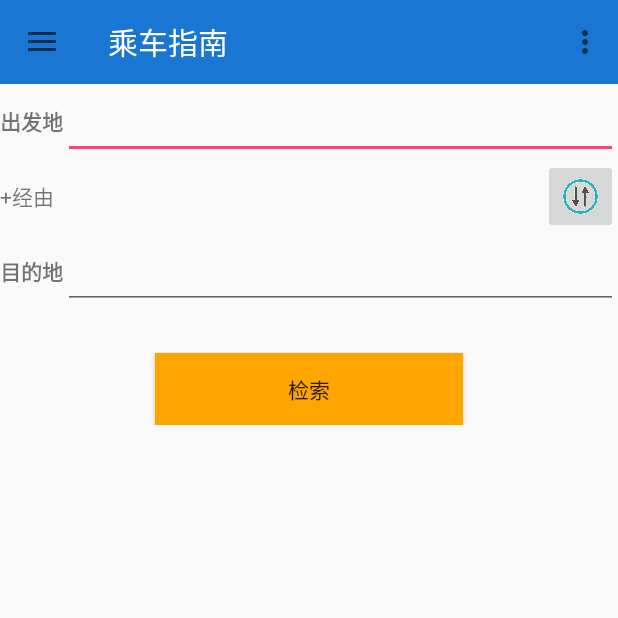
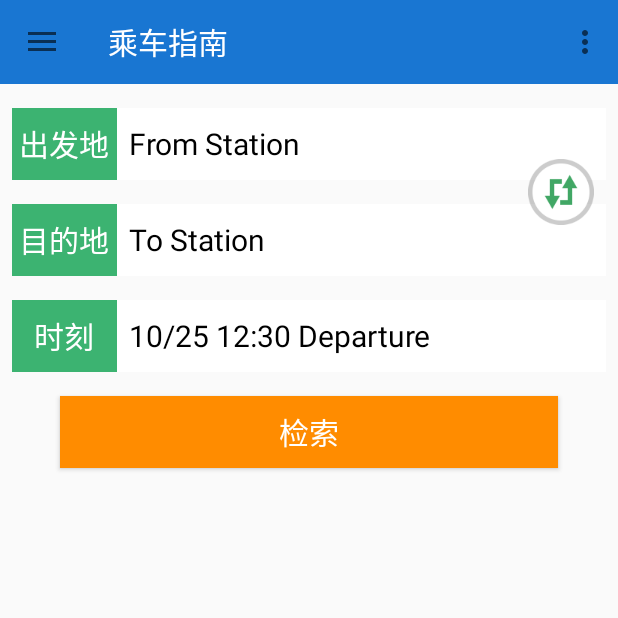
Before and after one commit to safari0825/TransferGuide, an Android app: the screen it shows after launch (MainActivity), on a phone screen of 412 x 824 dp, the top half of it. Run offline under Robolectric (Android 15) with nearby library versions, the phone set to English and light mode, and no system bars.

Commit message:
Merge remote-tracking branch 'remotes/origin/Change2ListView' into Change2ListView
# Conflicts:
#	app/src/main/java/jp/co/pp/transferguide/MainActivity.java

```diff
--- a/app/src/main/java/jp/co/pp/transferguide/MapsFragment.java
+++ b/app/src/main/java/jp/co/pp/transferguide/MapsFragment.java
@@ -30,8 +30,6 @@ public class MapsFragment extends Fragment {
 
     public MapsFragment() {
     }
-
-    ;
 
     public MapsFragment(Context c) {
         context = c;
--- a/app/src/main/res/layout/content_main.xml
+++ b/app/src/main/res/layout/content_main.xml
@@ -7,100 +7,63 @@
 	android:orientation="vertical"
 	xmlns:android="http://schemas.android.com/apk/res/android"
     android:weightSum="1">
-<!--<TextView-->
-	<!--android:id="@+id/title1"-->
-	<!--android:layout_width="match_parent"-->
-	<!--android:layout_height="50dp"-->
-	<!--android:background="#ffcccccc"-->
-	<!--android:text="@string/title"-->
-	<!--android:typeface="monospace"-->
-	<!--android:textSize="30dp"-->
-	<!--android:textStyle="bold"-->
-    <!--android:gravity="center_vertical|center_horizontal" />-->
-<LinearLayout
-	android:id="@+id/line1"
-	android:layout_width="match_parent"
-	android:layout_height="50dp"
-	android:paddingTop="0dp">
-<TextView
-	android:id="@+id/start"
-	android:layout_width="wrap_content"
-	android:layout_height="match_parent"
-	android:text="@string/start"
-	android:typeface="monospace"
-	android:textStyle="bold"
-	android:gravity="center_vertical"
-	android:layout_gravity="bottom" />
-<AutoCompleteTextView
-	android:id="@+id/startInput"
-	android:layout_width="match_parent"
-	android:layout_height="match_parent"
-	android:layout_gravity="bottom"
-	android:gravity="center_vertical"/>
+<RelativeLayout
+		android:layout_width="fill_parent"
+		android:layout_height="176.0dip"
+		android:layout_marginTop="16.0dip"
+		android:paddingStart="8.0dip"
+		android:paddingEnd="8.0dip">
+	<LinearLayout android:orientation="horizontal"
+		android:layout_width="fill_parent"
+		android:layout_height="48.0dip" android:layout_alignParentTop="true">
+		<TextView android:textSize="20.0sp"
+			android:textColor="@color/white"
+			android:gravity="center" android:id="@+id/start"
+			android:background="@color/mediumseagreen"
+			android:layout_width="70.0dip" android:layout_height="fill_parent" android:text="@string/start" />
+		<RelativeLayout android:id="@+id/btnFrom"
+			android:clickable="true" android:layout_width="fill_parent" android:layout_height="fill_parent">
+			<TextView android:textSize="20.0sp" android:textColor="@color/black"
+				android:ellipsize="end" android:gravity="center_vertical"
+				android:id="@+id/txtFrom" android:background="@color/white"
+				android:layout_width="fill_parent" android:layout_height="fill_parent"
+				android:text="From Station" android:singleLine="true"
+				android:paddingStart="8.0dip" android:paddingEnd="8.0dip" />
+		</RelativeLayout>
+	</LinearLayout>
+	<LinearLayout android:orientation="horizontal"
+		android:layout_width="fill_parent" android:layout_height="48.0dip" android:layout_centerVertical="true">
+		<TextView android:textSize="20.0sp" android:textColor="@color/white"
+			android:gravity="center" android:id="@+id/lblTo"
+			android:background="@color/mediumseagreen" android:layout_width="70.0dip"
+			android:layout_height="fill_parent" android:text="@string/finish" />
+		<RelativeLayout android:id="@+id/btnTo" android:clickable="true"
+			android:layout_width="fill_parent" android:layout_height="fill_parent">
+			<TextView android:textSize="20.0sp" android:textColor="@color/black"
+				android:ellipsize="end" android:gravity="center_vertical"
+				android:id="@+id/txtTo" android:background="@color/white"
+				android:layout_width="fill_parent" android:layout_height="fill_parent"
+				android:text="To Station" android:singleLine="true"
+				android:paddingStart="8.0dip" android:paddingEnd="8.0dip" />
+		</RelativeLayout>
+	</LinearLayout>
+	<LinearLayout android:orientation="horizontal" android:layout_width="fill_parent"
+		android:layout_height="48.0dip" android:layout_alignParentBottom="true">
+		<TextView android:textSize="20.0sp" android:textColor="@color/white"
+			android:gravity="center" android:id="@+id/lblTime"
+			android:background="@color/mediumseagreen" android:layout_width="70.0dip"
+			android:layout_height="fill_parent" android:text="@string/time" />
+		<RelativeLayout android:id="@+id/btnTime" android:clickable="true"
+			android:layout_width="fill_parent" android:layout_height="fill_parent">
+			<TextView android:textSize="20.0sp" android:textColor="@color/black"
+				android:ellipsize="end" android:gravity="center_vertical"
+				android:id="@+id/txtTime" android:background="@color/white"
+				android:layout_width="fill_parent" android:layout_height="fill_parent"
+				android:text="10/25 12:30 Departure" android:singleLine="true"
+				android:paddingStart="8.0dip" android:paddingEnd="8.0dip" />
+		</RelativeLayout>
+	</LinearLayout>
+	<ImageView android:id="@+id/btnSwap" android:clickable="true" android:layout_width="44.0dip" android:layout_height="44.0dip" android:layout_marginTop="34.0dip" android:src="@mipmap/sea_swap" android:scaleType="fitCenter" android:layout_marginEnd="8.0dip" android:layout_alignParentEnd="true" />
+</RelativeLayout>
+	<Button android:textSize="20.0sp" android:textColor="@color/white" android:id="@+id/btnSearch" android:background="@color/darkorange" android:layout_width="fill_parent" android:layout_height="48.0dip" android:layout_marginTop="16.0dip" android:text="@string/search" android:layout_marginStart="40.0dip" android:layout_marginEnd="40.0dip" />
 </LinearLayout>
-<GridLayout
-	android:id="@+id/g1"
-	android:layout_width="match_parent"
-	android:layout_height="wrap_content"
-	android:rowCount="4"
-	android:columnCount="3"
-	android:padding="0dp">
-	<TextView
-		android:id="@+id/via"
-		android:layout_height="50dp"
-		android:layout_width="50dp"
-		android:gravity="center_vertical"
-		android:text="+经由"
-		android:clickable="true"
-		android:layout_row="3"
-		android:layout_column="0" />
-
-	<ImageButton
-		android:layout_width="50dp"
-		android:layout_height="50dp"
-		android:id="@+id/reverseBtn"
-		android:layout_rowSpan="4"
-		android:layout_row="0"
-		android:layout_column="2"
-		android:src="@mipmap/rev1"
-		android:scaleType="fitCenter"
-		android:layout_gravity="center_vertical"/>
-
-</GridLayout>
-<LinearLayout
-	android:id="@+id/line2"
-	android:layout_width="match_parent"
-	android:layout_height="50dp"
-	android:paddingTop="0dp">
-<TextView
-	android:id="@+id/end"
-	android:layout_width="wrap_content"
-	android:layout_height="match_parent"
-	android:text="@string/finish"
-	android:typeface="monospace"
-	android:textStyle="bold"
-	android:gravity="center_vertical"
-	android:layout_gravity="bottom"
-	/>
-<AutoCompleteTextView
-	android:id="@+id/arriveInput"
-	android:layout_width="match_parent"
-	android:layout_height="match_parent"
-	android:layout_gravity="center_vertical"/>
-</LinearLayout>
-<RelativeLayout
-	android:id="@+id/widget42"
-	android:layout_width="match_parent"
-	android:layout_height="77dp">
-<Button
-	android:id="@+id/srchButton"
-	android:layout_width="205dp"
-	android:layout_height="wrap_content"
-	android:background="#ffa500"
-	android:text="@string/search"
-	android:gravity="center"
-	android:layout_alignParentBottom="true"
-	android:layout_centerHorizontal="true" />
-</RelativeLayout>
-
-</LinearLayout>
--- a/app/src/main/res/values/strings.xml
+++ b/app/src/main/res/values/strings.xml
@@ -123,4 +123,5 @@
         "when a user tries to pick up one of cards.\n\n"
     </string>
     <string name="title_activity_maps_fragment">Map</string>
+    <string name="time">时刻</string>
 </resources>
--- a/build.gradle
+++ b/build.gradle
@@ -5,7 +5,7 @@ buildscript {
         jcenter()
     }
     dependencies {
-        classpath 'com.android.tools.build:gradle:1.5.0'
+        classpath 'com.android.tools.build:gradle:2.1.0'
 
         // NOTE: Do not place your application dependencies here; they belong
         // in the individual module build.gradle files
```
Also changed, not shown: app/src/main/java/jp/co/pp/transferguide/MainActivity.java (+96 -96 lines), app/src/main/java/jp/co/pp/transferguide/TransferFragment.java (+92 -75 lines).
